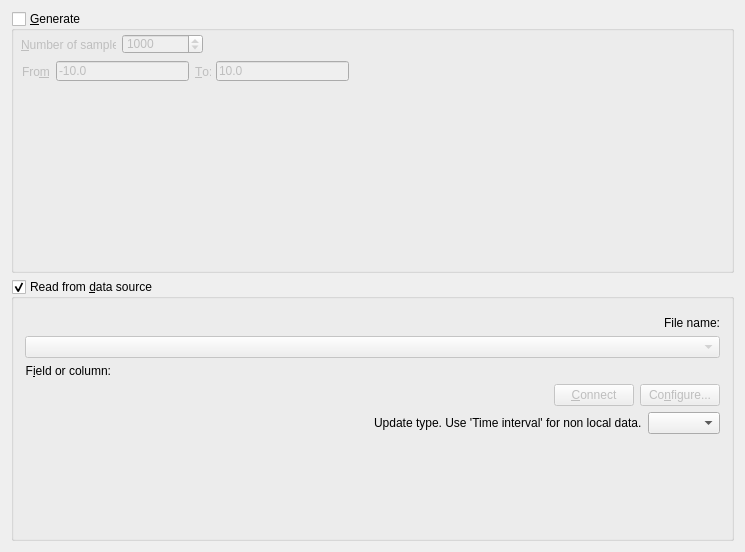
First picture: the form in src/libkstapp/vectortab.ui, repository Kst-plot/kst, before the edit.
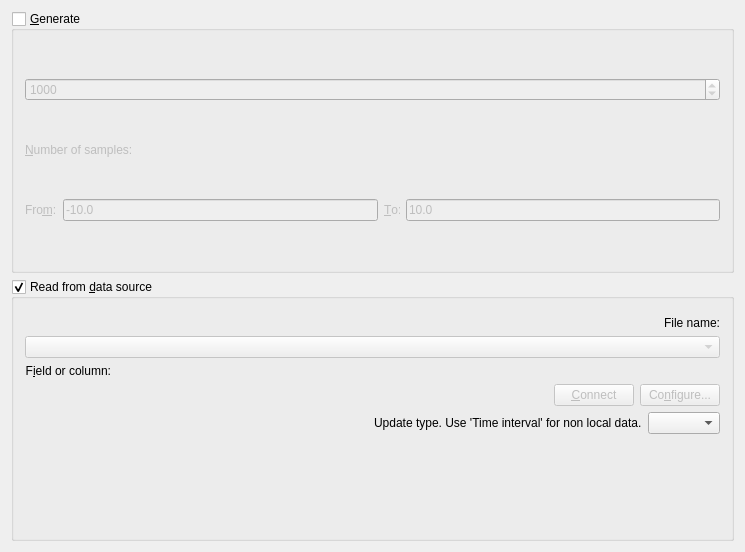
Second picture: the form after the edit. Custom widgets are drawn as their Qt base class.

Commit message:
add layout in designer
BUG:250054

```diff
--- a/src/libkstapp/vectortab.ui
+++ b/src/libkstapp/vectortab.ui
@@ -28,40 +28,9 @@
      <property name="checked">
       <bool>false</bool>
      </property>
-     <widget class="QLabel" name="label_2">
-      <property name="geometry">
-       <rect>
-        <x>10</x>
-        <y>26</y>
-        <width>95</width>
-        <height>16</height>
-       </rect>
-      </property>
-      <property name="sizePolicy">
-       <sizepolicy hsizetype="Fixed" vsizetype="Fixed">
-        <horstretch>0</horstretch>
-        <verstretch>0</verstretch>
-       </sizepolicy>
-      </property>
-      <property name="text">
-       <string>&amp;Number of samples:</string>
-      </property>
-      <property name="wordWrap">
-       <bool>false</bool>
-      </property>
-      <property name="buddy">
-       <cstring>_numberOfSamples</cstring>
-      </property>
-     </widget>
+     <layout class="QVBoxLayout" name="verticalLayout_3">
+      <item>
      <widget class="QSpinBox" name="_numberOfSamples">
-      <property name="geometry">
-       <rect>
-        <x>111</x>
-        <y>23</y>
-        <width>81</width>
-        <height>20</height>
-       </rect>
-      </property>
       <property name="sizePolicy">
        <sizepolicy hsizetype="Expanding" vsizetype="Fixed">
         <horstretch>0</horstretch>
@@ -81,31 +50,49 @@
        <number>1000</number>
       </property>
      </widget>
-     <widget class="QLineEdit" name="_to">
-      <property name="geometry">
-       <rect>
-        <x>205</x>
-        <y>50</y>
-        <width>133</width>
-        <height>20</height>
-       </rect>
-      </property>
-      <property name="whatsThis">
-       <string>The maximum value of the independent variable.</string>
-      </property>
+      </item>
+      <item>
+       <widget class="QLabel" name="label_2">
+        <property name="sizePolicy">
+         <sizepolicy hsizetype="Fixed" vsizetype="Fixed">
+          <horstretch>0</horstretch>
+          <verstretch>0</verstretch>
+         </sizepolicy>
+        </property>
+        <property name="text">
+         <string>&amp;Number of samples:</string>
+        </property>
+        <property name="wordWrap">
+         <bool>false</bool>
+        </property>
+        <property name="buddy">
+         <cstring>_numberOfSamples</cstring>
+        </property>
+       </widget>
+      </item>
+      <item>
+       <layout class="QHBoxLayout" name="horizontalLayout">
+        <item>
+         <widget class="QLabel" name="label">
+          <property name="sizePolicy">
+           <sizepolicy hsizetype="Fixed" vsizetype="Fixed">
+            <horstretch>0</horstretch>
+            <verstretch>0</verstretch>
+           </sizepolicy>
+          </property>
       <property name="text">
-       <string>10.0</string>
-      </property>
-     </widget>
+           <string>Fro&amp;m:</string>
+          </property>
+          <property name="wordWrap">
+           <bool>false</bool>
+          </property>
+          <property name="buddy">
+           <cstring>_from</cstring>
+          </property>
+         </widget>
+        </item>
+        <item>
      <widget class="QLineEdit" name="_from">
-      <property name="geometry">
-       <rect>
-        <x>45</x>
-        <y>50</y>
-        <width>133</width>
-        <height>20</height>
-       </rect>
-      </property>
       <property name="whatsThis">
        <string>The minimum value of the independent variable.</string>
       </property>
@@ -113,15 +100,9 @@
        <string>-10.0</string>
       </property>
      </widget>
+        </item>
+        <item>
      <widget class="QLabel" name="label_3">
-      <property name="geometry">
-       <rect>
-        <x>184</x>
-        <y>53</y>
-        <width>16</width>
-        <height>16</height>
-       </rect>
-      </property>
       <property name="sizePolicy">
        <sizepolicy hsizetype="Fixed" vsizetype="Fixed">
         <horstretch>0</horstretch>
@@ -138,31 +119,20 @@
        <cstring>_to</cstring>
       </property>
      </widget>
-     <widget class="QLabel" name="label">
-      <property name="geometry">
-       <rect>
-        <x>11</x>
-        <y>53</y>
-        <width>28</width>
-        <height>16</height>
-       </rect>
-      </property>
-      <property name="sizePolicy">
-       <sizepolicy hsizetype="Fixed" vsizetype="Fixed">
-        <horstretch>0</horstretch>
-        <verstretch>0</verstretch>
-       </sizepolicy>
+        </item>
+        <item>
+         <widget class="QLineEdit" name="_to">
+          <property name="whatsThis">
+           <string>The maximum value of the independent variable.</string>
       </property>
       <property name="text">
-       <string>Fro&amp;m:</string>
-      </property>
-      <property name="wordWrap">
-       <bool>false</bool>
-      </property>
-      <property name="buddy">
-       <cstring>_from</cstring>
-      </property>
-     </widget>
+           <string>10.0</string>
+          </property>
+         </widget>
+        </item>
+       </layout>
+      </item>
+     </layout>
     </widget>
    </item>
    <item>
```
Lines whose indentation alone changed are shown as unchanged.
